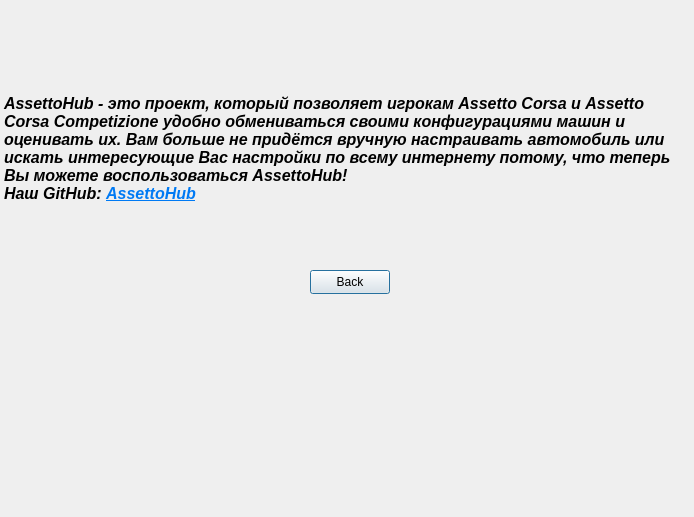
First picture: the form in client/about.ui, repository igor2323/AssettoHub, before the edit.
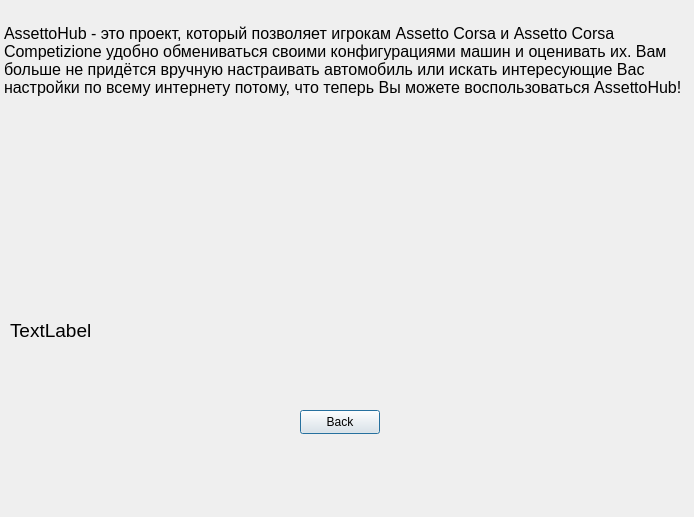
Second picture: the form after the edit.

The edit to the form file:
```diff
--- a/client/about.ui
+++ b/client/about.ui
@@ -16,8 +16,8 @@
   <widget class="QPushButton" name="ButtonAboutBack">
    <property name="geometry">
     <rect>
-     <x>310</x>
-     <y>270</y>
+     <x>300</x>
+     <y>410</y>
      <width>80</width>
      <height>24</height>
     </rect>
@@ -30,16 +30,107 @@
    <property name="geometry">
     <rect>
      <x>0</x>
-     <y>90</y>
+     <y>20</y>
      <width>691</width>
-     <height>171</height>
+     <height>251</height>
     </rect>
    </property>
+   <property name="palette">
+    <palette>
+     <active>
+      <colorrole role="Button">
+       <brush brushstyle="SolidPattern">
+        <color alpha="0">
+         <red>255</red>
+         <green>255</green>
+         <blue>255</blue>
+        </color>
+       </brush>
+      </colorrole>
+      <colorrole role="Base">
+       <brush brushstyle="SolidPattern">
+        <color alpha="255">
+         <red>0</red>
+         <green>0</green>
+         <blue>0</blue>
+        </color>
+       </brush>
+      </colorrole>
+      <colorrole role="Window">
+       <brush brushstyle="SolidPattern">
+        <color alpha="0">
+         <red>255</red>
+         <green>255</green>
+         <blue>255</blue>
+        </color>
+       </brush>
+      </colorrole>
+     </active>
+     <inactive>
+      <colorrole role="Button">
+       <brush brushstyle="SolidPattern">
+        <color alpha="255">
+         <red>64</red>
+         <green>65</green>
+         <blue>66</blue>
+        </color>
+       </brush>
+      </colorrole>
+      <colorrole role="Base">
+       <brush brushstyle="SolidPattern">
+        <color alpha="255">
+         <red>46</red>
+         <green>47</green>
+         <blue>48</blue>
+        </color>
+       </brush>
+      </colorrole>
+      <colorrole role="Window">
+       <brush brushstyle="SolidPattern">
+        <color alpha="255">
+         <red>46</red>
+         <green>47</green>
+         <blue>48</blue>
+        </color>
+       </brush>
+      </colorrole>
+     </inactive>
+     <disabled>
+      <colorrole role="Button">
+       <brush brushstyle="SolidPattern">
+        <color alpha="0">
+         <red>255</red>
+         <green>255</green>
+         <blue>255</blue>
+        </color>
+       </brush>
+      </colorrole>
+      <colorrole role="Base">
+       <brush brushstyle="SolidPattern">
+        <color alpha="255">
+         <red>0</red>
+         <green>0</green>
+         <blue>0</blue>
+        </color>
+       </brush>
+      </colorrole>
+      <colorrole role="Window">
+       <brush brushstyle="SolidPattern">
+        <color alpha="0">
+         <red>255</red>
+         <green>255</green>
+         <blue>255</blue>
+        </color>
+       </brush>
+      </colorrole>
+     </disabled>
+    </palette>
+   </property>
    <property name="font">
     <font>
      <pointsize>12</pointsize>
-     <italic>true</italic>
-     <bold>true</bold>
+     <italic>false</italic>
+     <bold>false</bold>
     </font>
    </property>
    <property name="styleSheet">
@@ -57,13 +148,42 @@
     <string>&lt;!DOCTYPE HTML PUBLIC &quot;-//W3C//DTD HTML 4.0//EN&quot; &quot;http://www.w3.org/TR/REC-html40/strict.dtd&quot;&gt;
 &lt;html&gt;&lt;head&gt;&lt;meta name=&quot;qrichtext&quot; content=&quot;1&quot; /&gt;&lt;meta charset=&quot;utf-8&quot; /&gt;&lt;style type=&quot;text/css&quot;&gt;
 p, li { white-space: pre-wrap; }
-&lt;/style&gt;&lt;/head&gt;&lt;body style=&quot; font-family:'Montserrat SemiBold'; font-size:12pt; font-weight:700; font-style:italic;&quot;&gt;
-&lt;p style=&quot; margin-top:0px; margin-bottom:0px; margin-left:0px; margin-right:0px; -qt-block-indent:0; text-indent:0px;&quot;&gt;AssettoHub - это проект, который позволяет игрокам Assetto Corsa и Assetto Corsa Competizione удобно обмениваться своими конфигурациями машин и оценивать их. Вам больше не придётся вручную настраивать автомобиль или искать интересующие Вас настройки по всему интернету потому, что теперь Вы можете воспользоваться AssettoHub!&lt;br /&gt;Наш GitHub: &lt;a href=&quot;https://github.com/igor2323/AssettoHub/wiki&quot;&gt;&lt;span style=&quot; text-decoration: underline; color:#007af4;&quot;&gt;AssettoHub&lt;/span&gt;&lt;/a&gt;&lt;/p&gt;&lt;/body&gt;&lt;/html&gt;</string>
+&lt;/style&gt;&lt;/head&gt;&lt;body style=&quot; font-family:'Segoe UI'; font-size:12pt; font-weight:400; font-style:normal;&quot;&gt;
+&lt;p style=&quot; margin-top:0px; margin-bottom:0px; margin-left:0px; margin-right:0px; -qt-block-indent:0; text-indent:0px;&quot;&gt;&lt;span style=&quot; font-family:'Montserrat SemiBold';&quot;&gt;AssettoHub - это проект, который позволяет игрокам Assetto Corsa и Assetto Corsa Competizione удобно обмениваться своими конфигурациями машин и оценивать их. Вам больше не придётся вручную настраивать автомобиль или искать интересующие Вас настройки по всему интернету потому, что теперь Вы можете воспользоваться AssettoHub!&lt;/span&gt;&lt;/p&gt;
+&lt;p style=&quot;-qt-paragraph-type:empty; margin-top:0px; margin-bottom:0px; margin-left:0px; margin-right:0px; -qt-block-indent:0; text-indent:0px; font-family:'Montserrat SemiBold'; font-weight:700; font-style:italic;&quot;&gt;&lt;br /&gt;&lt;/p&gt;
+&lt;p style=&quot;-qt-paragraph-type:empty; margin-top:0px; margin-bottom:0px; margin-left:0px; margin-right:0px; -qt-block-indent:0; text-indent:0px; font-weight:700; font-style:italic;&quot;&gt;&lt;br /&gt;&lt;/p&gt;
+&lt;p style=&quot; margin-top:0px; margin-bottom:0px; margin-left:0px; margin-right:0px; -qt-block-indent:0; text-indent:0px;&quot;&gt;&lt;span style=&quot; font-family:'Montserrat SemiBold'; font-weight:700; font-style:italic;&quot;&gt;&lt;br /&gt;&lt;/span&gt;&lt;/p&gt;&lt;/body&gt;&lt;/html&gt;</string>
    </property>
    <property name="overwriteMode">
     <bool>false</bool>
    </property>
   </widget>
+  <widget class="QLabel" name="gitLink">
+   <property name="geometry">
+    <rect>
+     <x>10</x>
+     <y>310</y>
+     <width>271</width>
+     <height>41</height>
+    </rect>
+   </property>
+   <property name="sizePolicy">
+    <sizepolicy hsizetype="Preferred" vsizetype="Preferred">
+     <horstretch>0</horstretch>
+     <verstretch>0</verstretch>
+    </sizepolicy>
+   </property>
+   <property name="font">
+    <font>
+     <pointsize>14</pointsize>
+     <italic>false</italic>
+     <bold>false</bold>
+    </font>
+   </property>
+   <property name="text">
+    <string>TextLabel</string>
+   </property>
+  </widget>
  </widget>
  <resources/>
  <connections/>
```
